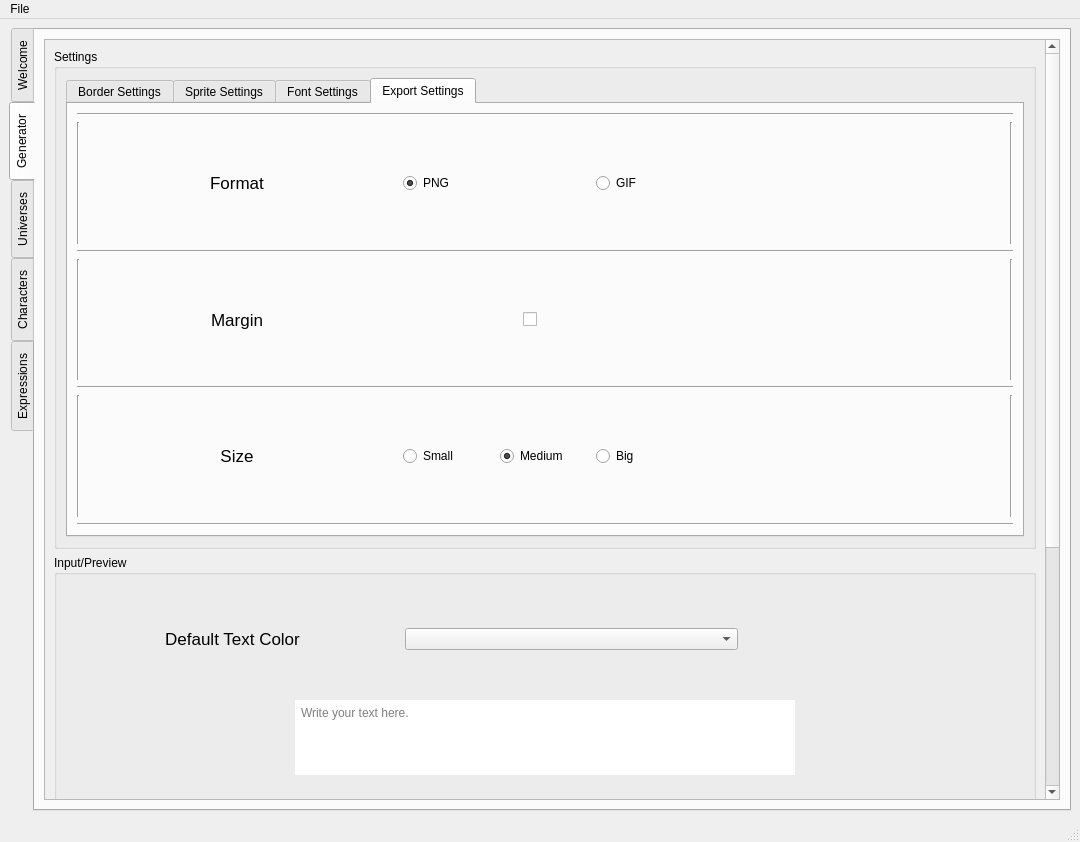
Above: ui/ui.ui from xMirkix/yet-another-textbox-generator before the change. Below: the same form after it.
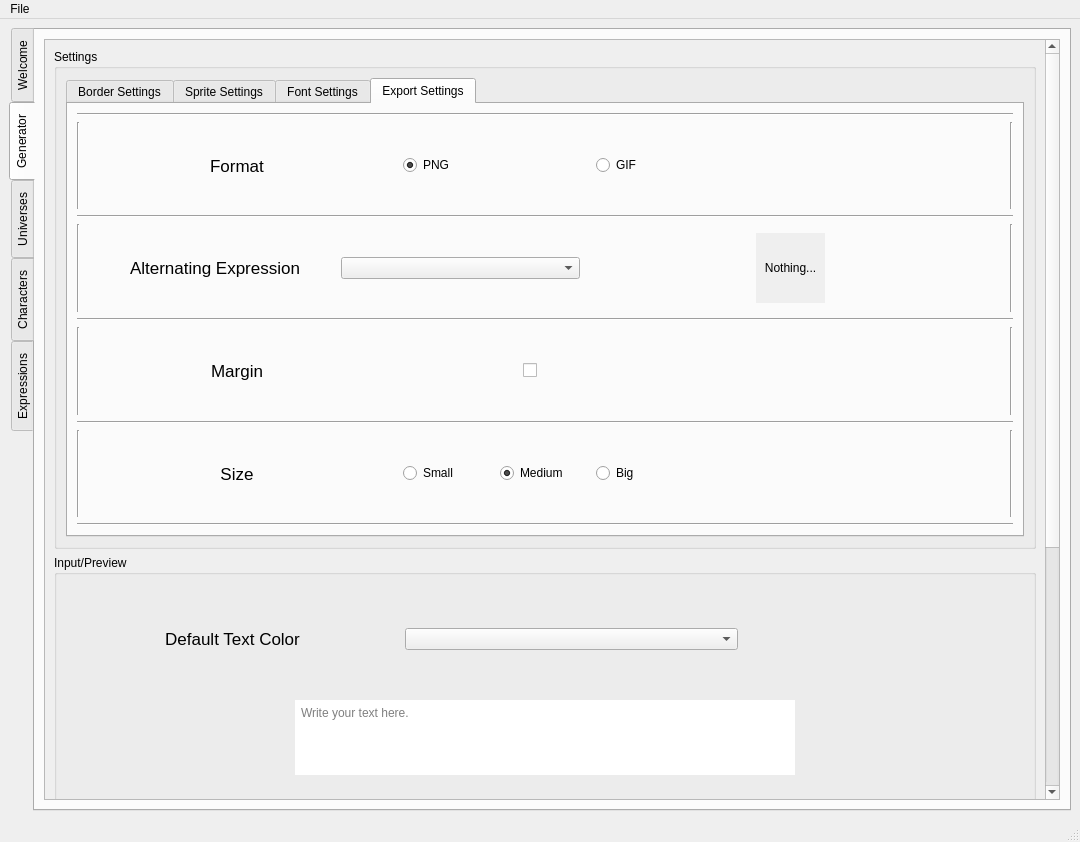
That is the form after the change. The open tabs and pages were chosen to show the change. Icons and pictures are not drawn.

Commit message: implemented gif generation and alternating expressions

```diff
--- a/ui/ui.ui
+++ b/ui/ui.ui
@@ -2002,6 +2002,117 @@
                        </item>
                       </layout>
                      </item>
+                     <item>
+                      <widget class="Line" name="line_69">
+                       <property name="orientation">
+                        <enum>Qt::Orientation::Horizontal</enum>
+                       </property>
+                      </widget>
+                     </item>
+                     <item>
+                      <layout class="QHBoxLayout" name="horizontalLayout_74">
+                       <item>
+                        <widget class="Line" name="line_67">
+                         <property name="orientation">
+                          <enum>Qt::Orientation::Vertical</enum>
+                         </property>
+                        </widget>
+                       </item>
+                       <item>
+                        <widget class="QWidget" name="alternating_everything" native="true">
+                         <layout class="QHBoxLayout" name="horizontalLayout_76">
+                          <item>
+                           <widget class="QLabel" name="alternating_label">
+                            <property name="font">
+                             <font>
+                              <pointsize>13</pointsize>
+                              <fontweight>DemiBold</fontweight>
+                             </font>
+                            </property>
+                            <property name="text">
+                             <string>Alternating Expression</string>
+                            </property>
+                            <property name="alignment">
+                             <set>Qt::AlignmentFlag::AlignCenter</set>
+                            </property>
+                           </widget>
+                          </item>
+                          <item>
+                           <widget class="QComboBox" name="alternating_selector"/>
+                          </item>
+                          <item>
+                           <layout class="QHBoxLayout" name="horizontalLayout_75">
+                            <item>
+                             <spacer name="horizontalSpacer_44">
+                              <property name="orientation">
+                               <enum>Qt::Orientation::Horizontal</enum>
+                              </property>
+                              <property name="sizeType">
+                               <enum>QSizePolicy::Policy::Fixed</enum>
+                              </property>
+                              <property name="sizeHint" stdset="0">
+                               <size>
+                                <width>170</width>
+                                <height>20</height>
+                               </size>
+                              </property>
+                             </spacer>
+                            </item>
+                            <item>
+                             <widget class="QLabel" name="alternating_preview">
+                              <property name="minimumSize">
+                               <size>
+                                <width>69</width>
+                                <height>70</height>
+                               </size>
+                              </property>
+                              <property name="maximumSize">
+                               <size>
+                                <width>69</width>
+                                <height>70</height>
+                               </size>
+                              </property>
+                              <property name="autoFillBackground">
+                               <bool>true</bool>
+                              </property>
+                              <property name="text">
+                               <string>Nothing...</string>
+                              </property>
+                              <property name="alignment">
+                               <set>Qt::AlignmentFlag::AlignCenter</set>
+                              </property>
+                             </widget>
+                            </item>
+                            <item>
+                             <spacer name="horizontalSpacer_45">
+                              <property name="orientation">
+                               <enum>Qt::Orientation::Horizontal</enum>
+                              </property>
+                              <property name="sizeType">
+                               <enum>QSizePolicy::Policy::Fixed</enum>
+                              </property>
+                              <property name="sizeHint" stdset="0">
+                               <size>
+                                <width>170</width>
+                                <height>20</height>
+                               </size>
+                              </property>
+                             </spacer>
+                            </item>
+                           </layout>
+                          </item>
+                         </layout>
+                        </widget>
+                       </item>
+                       <item>
+                        <widget class="Line" name="line_68">
+                         <property name="orientation">
+                          <enum>Qt::Orientation::Vertical</enum>
+                         </property>
+                        </widget>
+                       </item>
+                      </layout>
+                     </item>
                      <item>
                       <widget class="Line" name="line">
                        <property name="orientation">
```
Left out of the diff: 12 changed lines with no effect on the pictures. The commit also changes 9 other files.
